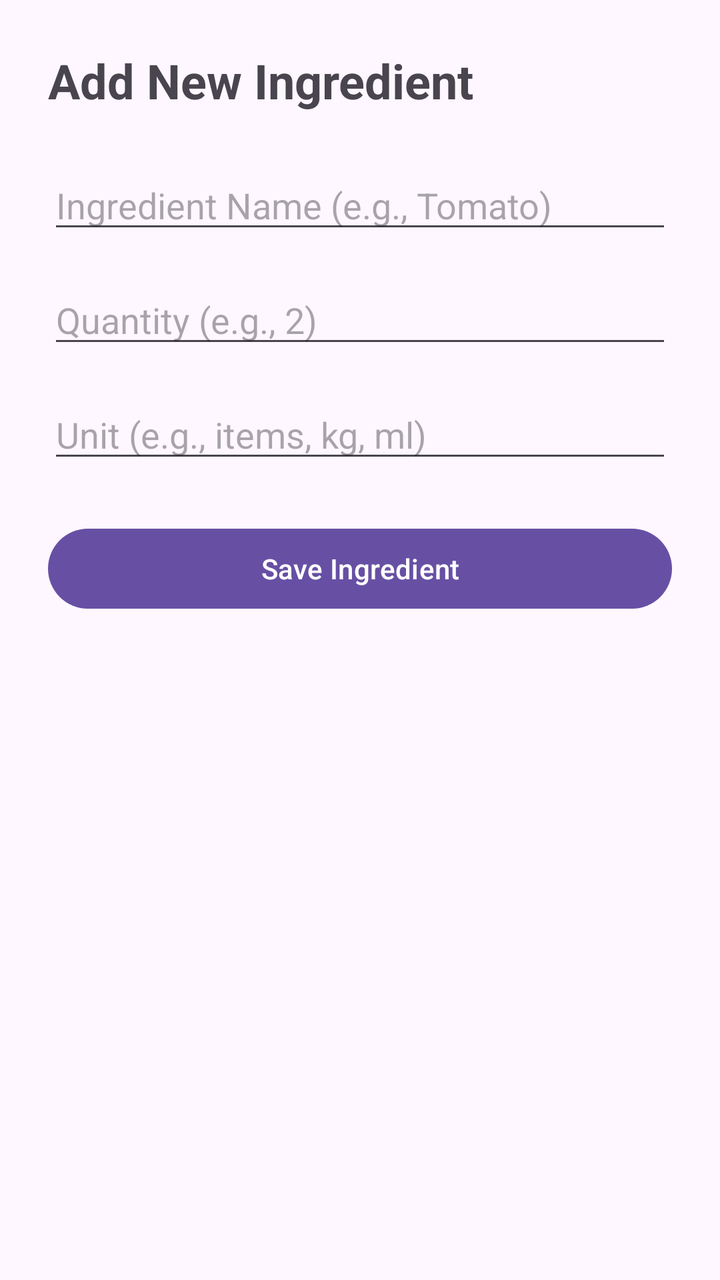
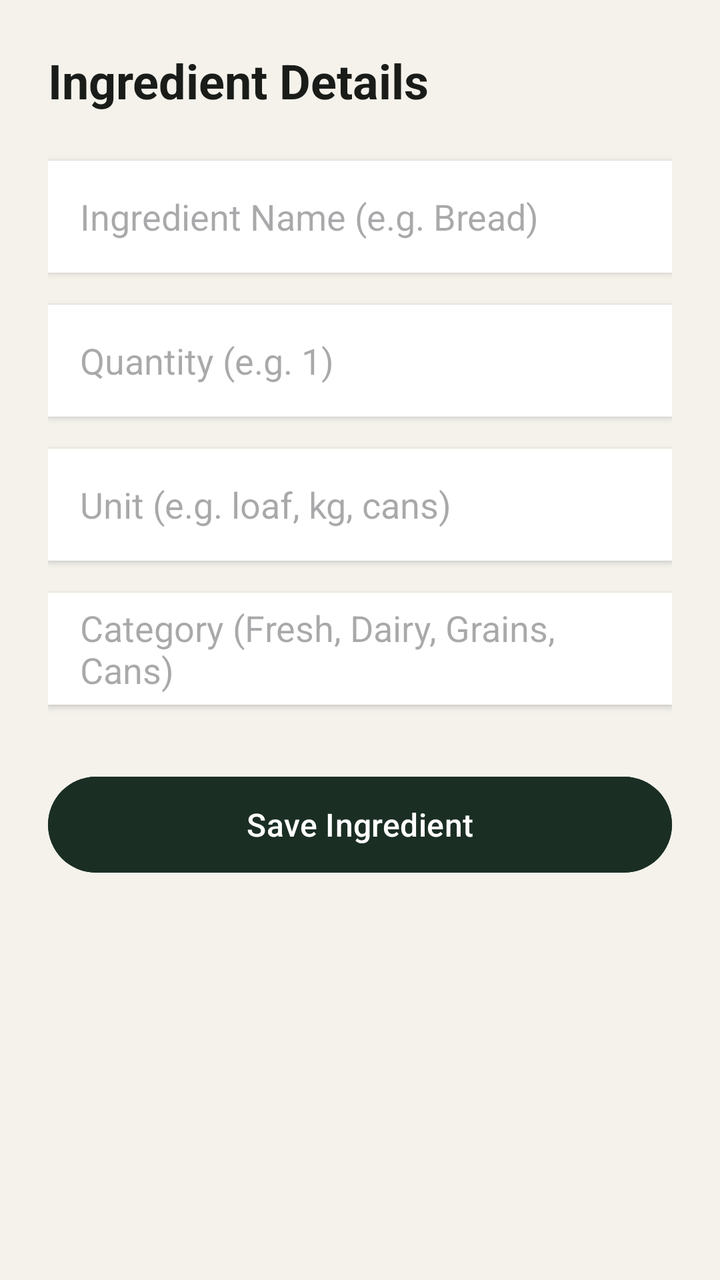

Screens rendered from an Android XML layout before and after an edit, with the pre-edit source and the edit as a unified diff.
<!-- AndroidManifest.xml: application theme Theme.SmartPantryManager -->
<!-- res/layout/activity_add_ingredient.xml -->
<?xml version="1.0" encoding="utf-8"?>
<LinearLayout xmlns:android="http://schemas.android.com/apk/res/android"
    android:layout_width="match_parent"
    android:layout_height="match_parent"
    android:orientation="vertical"
    android:padding="24dp">

    <TextView
        android:layout_width="wrap_content"
        android:layout_height="wrap_content"
        android:text="Add New Ingredient"
        android:textSize="24sp"
        android:textStyle="bold"
        android:layout_marginBottom="24dp"/>

    <EditText
        android:id="@+id/editIngredientName"
        android:layout_width="match_parent"
        android:layout_height="wrap_content"
        android:hint="Ingredient Name (e.g., Tomato)"
        android:inputType="textCapWords"
        android:layout_marginBottom="16dp"/>

    <EditText
        android:id="@+id/editIngredientQuantity"
        android:layout_width="match_parent"
        android:layout_height="wrap_content"
        android:hint="Quantity (e.g., 2)"
        android:inputType="number"
        android:layout_marginBottom="16dp"/>

    <EditText
        android:id="@+id/editIngredientUnit"
        android:layout_width="match_parent"
        android:layout_height="wrap_content"
        android:hint="Unit (e.g., items, kg, ml)"
        android:inputType="text"
        android:layout_marginBottom="24dp"/>

    <Button
        android:id="@+id/btnSaveIngredient"
        android:layout_width="match_parent"
        android:layout_height="wrap_content"
        android:text="Save Ingredient" />

</LinearLayout>
<!-- resources referenced by this layout -->
<resources>
  <style name="Theme.SmartPantryManager" parent="Base.Theme.SmartPantryManager" />
  <style name="Base.Theme.SmartPantryManager" parent="Theme.Material3.DayNight.NoActionBar">
          
          
      </style>
</resources>

<!-- the commit's change to res/layout/activity_add_ingredient.xml (unified diff, before → after) -->
@@ -1,46 +1,70 @@
 <?xml version="1.0" encoding="utf-8"?>
 <LinearLayout xmlns:android="http://schemas.android.com/apk/res/android"
+    xmlns:app="http://schemas.android.com/apk/res-auto"
     android:layout_width="match_parent"
     android:layout_height="match_parent"
     android:orientation="vertical"
-    android:padding="24dp">
+    android:padding="24dp"
+    android:background="@color/screenBackground">
 
     <TextView
         android:layout_width="wrap_content"
         android:layout_height="wrap_content"
-        android:text="Add New Ingredient"
+        android:text="Ingredient Details"
         android:textSize="24sp"
         android:textStyle="bold"
+        android:textColor="@color/textPrimary"
         android:layout_marginBottom="24dp"/>
 
     <EditText
         android:id="@+id/editIngredientName"
         android:layout_width="match_parent"
-        android:layout_height="wrap_content"
-        android:hint="Ingredient Name (e.g., Tomato)"
-        android:inputType="textCapWords"
-        android:layout_marginBottom="16dp"/>
+        android:layout_height="56dp"
+        android:hint="Ingredient Name (e.g. Bread)"
+        android:background="@android:color/white"
+        android:paddingHorizontal="16dp"
+        android:layout_marginBottom="16dp"
+        android:elevation="2dp"/>
 
     <EditText
         android:id="@+id/editIngredientQuantity"
         android:layout_width="match_parent"
-        android:layout_height="wrap_content"
-        android:hint="Quantity (e.g., 2)"
+        android:layout_height="56dp"
+        android:hint="Quantity (e.g. 1)"
         android:inputType="number"
-        android:layout_marginBottom="16dp"/>
+        android:background="@android:color/white"
+        android:paddingHorizontal="16dp"
+        android:layout_marginBottom="16dp"
+        android:elevation="2dp"/>
 
     <EditText
         android:id="@+id/editIngredientUnit"
         android:layout_width="match_parent"
-        android:layout_height="wrap_content"
-        android:hint="Unit (e.g., items, kg, ml)"
-        android:inputType="text"
-        android:layout_marginBottom="24dp"/>
+        android:layout_height="56dp"
+        android:hint="Unit (e.g. loaf, kg, cans)"
+        android:background="@android:color/white"
+        android:paddingHorizontal="16dp"
+        android:layout_marginBottom="16dp"
+        android:elevation="2dp"/>
 
-    <Button
+    
+    <EditText
+        android:id="@+id/editCategory"
+        android:layout_width="match_parent"
+        android:layout_height="56dp"
+        android:hint="Category (Fresh, Dairy, Grains, Cans)"
+        android:background="@android:color/white"
+        android:paddingHorizontal="16dp"
+        android:layout_marginBottom="32dp"
+        android:elevation="2dp"/>
+
+    <com.google.android.material.button.MaterialButton
         android:id="@+id/btnSaveIngredient"
         android:layout_width="match_parent"
-        android:layout_height="wrap_content"
-        android:text="Save Ingredient" />
+        android:layout_height="56dp"
+        android:text="Save Ingredient"
+        android:textSize="16sp"
+        app:cornerRadius="24dp"
+        android:backgroundTint="@color/colorPrimary" />
 
 </LinearLayout>
<!-- resource entries referenced after the edit -->
@@ -1,5 +1,8 @@
 <!-- resources referenced by this layout -->
 <resources>
+  <color name="colorPrimary">#1B2E24</color>
+  <color name="screenBackground">#F4F2EB</color>
+  <color name="textPrimary">#1A1C19</color>
   <style name="Theme.SmartPantryManager" parent="Base.Theme.SmartPantryManager" />
   <style name="Base.Theme.SmartPantryManager" parent="Theme.Material3.DayNight.NoActionBar">
           
